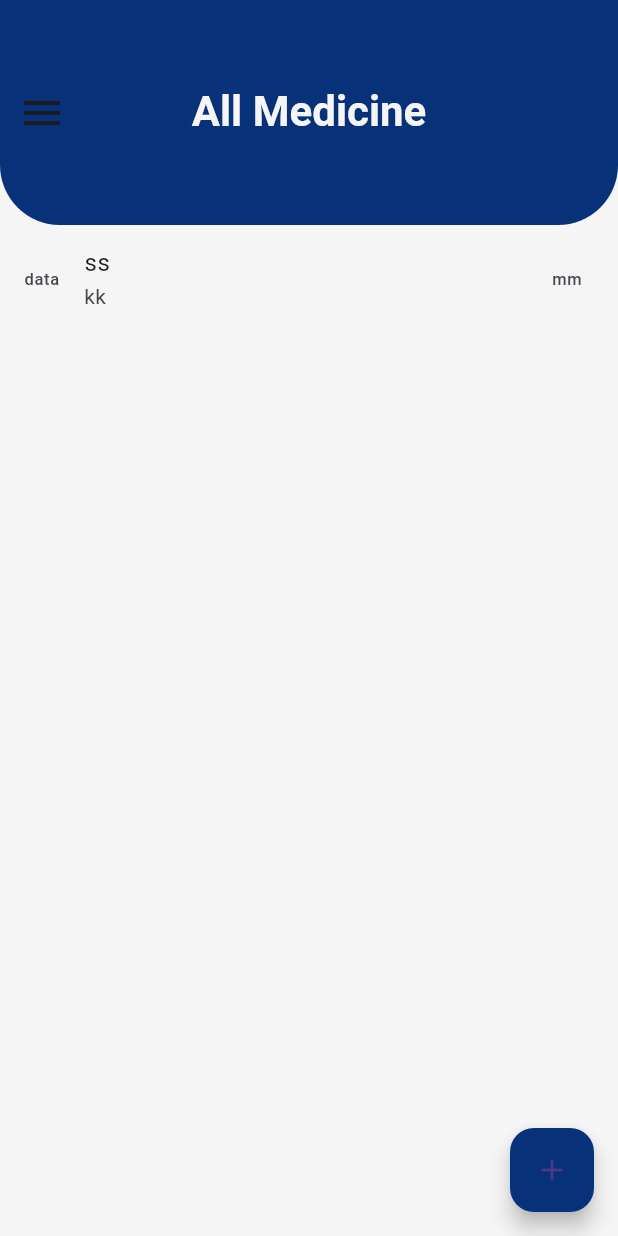
After one commit to mostafaali2002/medicine_alarm, a Flutter app: the AllMedicinePage screen opened by its route, after a tap on the "add" icon, on a phone screen of 412 x 824 dp. The commit adds this screen. Run offline on Flutter 3.47's test engine with Material 3 defaults, Android fonts, the phone set to English and light mode, and no system bars; our stand-ins replace carousel_slider.

Commit message:
create floating action and all medicine page only

```diff
--- a/lib/main.dart
+++ b/lib/main.dart
@@ -1,4 +1,5 @@
 import 'package:flutter/material.dart';
+import 'package:medicine_alarm/pages/all_medicine_page.dart';
 import 'package:medicine_alarm/pages/choose_language_page.dart';
 import 'package:medicine_alarm/pages/login_english_page.dart';
 import 'package:medicine_alarm/pages/splash_page.dart';
@@ -18,6 +19,7 @@ class MedicineAlarm extends StatelessWidget {
         SplashPage.id: (context) => const SplashPage(),
         ChooseLanguagePage.id: (context) => const ChooseLanguagePage(),
         LoginEnglishPage.id: (context) => const LoginEnglishPage(),
+        AllMedicinePage.id: (context) => const AllMedicinePage(),
       },
       initialRoute: SplashPage.id,
     );
--- /dev/null
+++ b/lib/pages/all_medicine_page.dart
@@ -0,0 +1,31 @@
+import 'package:flutter/material.dart';
+import 'package:medicine_alarm/utils/app_style.dart';
+import 'package:medicine_alarm/widgets/all_medicine_body.dart';
+import 'package:medicine_alarm/widgets/custom_appbar.dart';
+import 'package:medicine_alarm/widgets/custom_bottom_sheet.dart';
+
+class AllMedicinePage extends StatelessWidget {
+  const AllMedicinePage({super.key});
+  static const String id = "AllMedicinePage";
+
+  @override
+  Widget build(BuildContext context) {
+    return Scaffold(
+      floatingActionButton: FloatingActionButton(
+        child: Icon(Icons.add),
+        backgroundColor: const Color(AppStyle.kSecondryColor),
+        onPressed: () {
+          showBottomSheet(
+            shape:
+                RoundedRectangleBorder(borderRadius: BorderRadius.circular(15)),
+            context: context,
+            builder: (context) => const CustomBottomSheet(),
+          );
+        },
+      ),
+      backgroundColor: const Color(AppStyle.kPrimaryColor),
+      appBar: customAppBar(),
+      body: const AllMedicineBody(),
+    );
+  }
+}
--- /dev/null
+++ b/lib/widgets/all_medicine_body.dart
@@ -0,0 +1,19 @@
+import 'package:flutter/material.dart';
+
+class AllMedicineBody extends StatelessWidget {
+  const AllMedicineBody({super.key});
+
+  @override
+  Widget build(BuildContext context) {
+    return const Column(
+      children: [
+        ListTile(
+          leading: Text("data"),
+          subtitle: Text("kk"),
+          title: Text("ss"),
+          trailing: Text("mm"),
+        )
+      ],
+    );
+  }
+}
--- /dev/null
+++ b/lib/widgets/custom_appbar.dart
@@ -0,0 +1,27 @@
+import 'package:flutter/material.dart';
+import 'package:medicine_alarm/utils/app_style.dart';
+
+PreferredSizeWidget? customAppBar() {
+  return AppBar(
+    backgroundColor: const Color(AppStyle.kSecondryColor),
+    automaticallyImplyLeading: false,
+    toolbarHeight: 150,
+    shape: const RoundedRectangleBorder(
+      borderRadius: BorderRadius.only(
+          bottomRight: Radius.circular(40), bottomLeft: Radius.circular(40)),
+    ),
+    centerTitle: true,
+    title: Text(
+      "All Medicine",
+      style: AppStyle.styleExtraBold28.copyWith(
+          fontWeight: FontWeight.w600,
+          color: const Color(AppStyle.kPrimaryColor)),
+    ),
+    leading: IconButton(
+        onPressed: () {},
+        icon: const Icon(
+          Icons.menu,
+          size: 32,
+        )),
+  );
+}
--- /dev/null
+++ b/lib/widgets/custom_bottom_sheet.dart
@@ -0,0 +1,10 @@
+import 'package:flutter/material.dart';
+
+class CustomBottomSheet extends StatelessWidget {
+  const CustomBottomSheet({super.key});
+
+  @override
+  Widget build(BuildContext context) {
+    return const Placeholder();
+  }
+}
--- a/lib/widgets/custom_text_form.dart
+++ b/lib/widgets/custom_text_form.dart
@@ -15,6 +15,7 @@ class CustomTextFormField extends StatelessWidget {
   @override
   Widget build(BuildContext context) {
     return TextFormField(
+      keyboardType: TextInputType.name,
       validator: validator,
       decoration: InputDecoration(
           focusedBorder: const OutlineInputBorder(
--- a/lib/widgets/login_english_body.dart
+++ b/lib/widgets/login_english_body.dart
@@ -1,4 +1,5 @@
 import 'package:flutter/material.dart';
+import 'package:medicine_alarm/pages/all_medicine_page.dart';
 import 'package:medicine_alarm/utils/app_style.dart';
 import 'package:medicine_alarm/widgets/custom_button.dart';
 import 'package:medicine_alarm/widgets/custom_text_form.dart';
@@ -48,7 +49,13 @@ class _LoginEnglishBodyState extends State<LoginEnglishBody> {
               text: "Login",
               colorValue: AppStyle.kSecondryColor,
               onTap: () {
-                if (formKey.currentState!.validate()) {}
+                if (formKey.currentState!.validate()) {
+                  Navigator.pushReplacement(
+                      context,
+                      MaterialPageRoute(
+                        builder: (context) => const AllMedicinePage(),
+                      ));
+                }
               },
               textStyle: AppStyle.styleRegular20),
         ],
```
